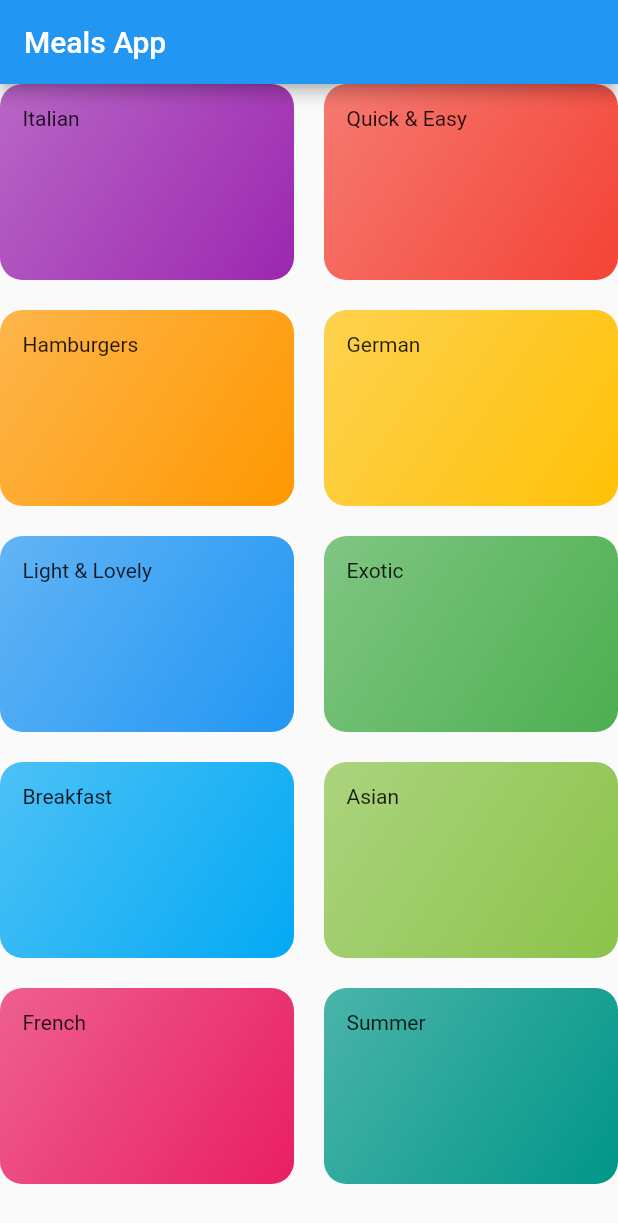
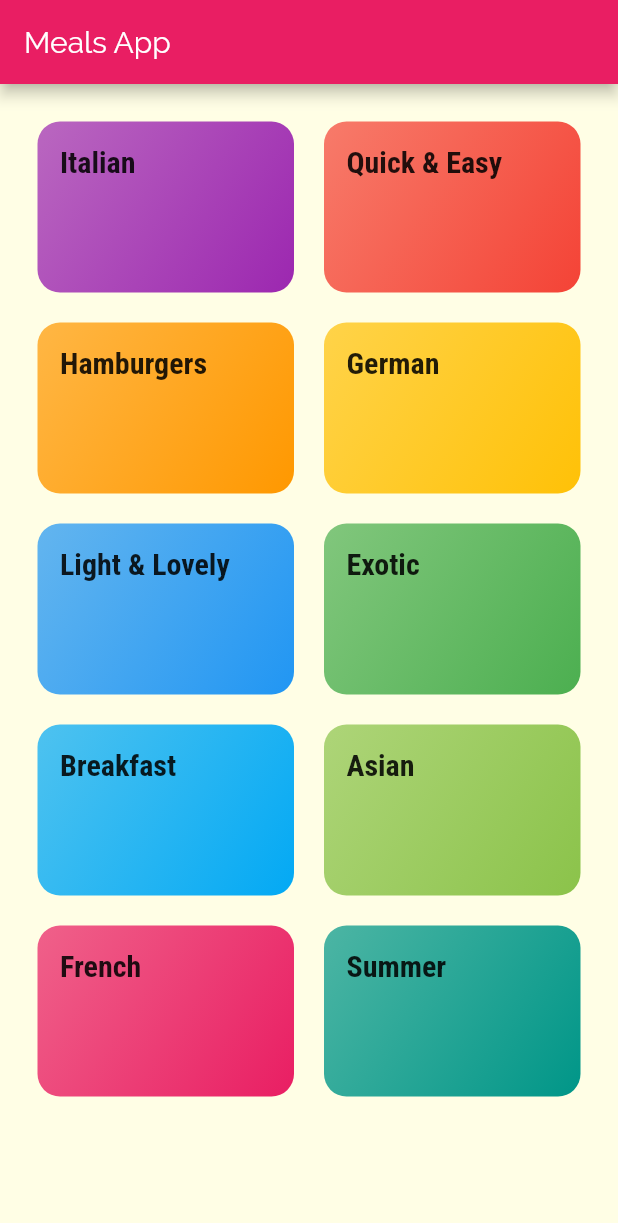
Before and after one commit to khalilpan/flutter_meals_app, a Flutter app: the screen it shows after launch, on a phone screen of 412 x 824 dp. Shown: the top 1223 px of the screen. Run offline on Flutter 3.47's test engine with Material 2 defaults, Android fonts, the phone set to English and light mode, and no system bars.

Commit message:
Adding fonts and styling the categories screen

```diff
--- a/lib/categories_screen.dart
+++ b/lib/categories_screen.dart
@@ -12,6 +12,7 @@ class CategoriesScreen extends StatelessWidget {
         title: Text('Meals App'),
       ),
       body: GridView(
+        padding: const EdgeInsets.all(25),
         gridDelegate: SliverGridDelegateWithMaxCrossAxisExtent(
           maxCrossAxisExtent: 200,
           childAspectRatio: 3 / 2,
--- a/lib/category_item.dart
+++ b/lib/category_item.dart
@@ -10,7 +10,10 @@ class CategoryItem extends StatelessWidget {
   Widget build(BuildContext context) {
     return Container(
       padding: EdgeInsets.all(15),
-      child: Text(title),
+      child: Text(
+        title,
+        style: Theme.of(context).textTheme.title,
+      ),
       decoration: BoxDecoration(
         gradient: LinearGradient(
           colors: [
--- a/lib/main.dart
+++ b/lib/main.dart
@@ -12,7 +12,23 @@ class MyApp extends StatelessWidget {
     return MaterialApp(
       title: titleApp,
       theme: ThemeData(
-        primarySwatch: Colors.blue,
+        primarySwatch: Colors.pink,
+        accentColor: Colors.amber,
+        canvasColor: Color.fromRGBO(255, 254, 229, 1),
+        fontFamily: 'Raleway',
+        textTheme: ThemeData.light().textTheme.copyWith(
+              body1: TextStyle(
+                color: Color.fromRGBO(20, 51, 51, 1),
+              ),
+              body2: TextStyle(
+                color: Color.fromRGBO(20, 51, 51, 1),
+              ),
+              title: TextStyle(
+                fontSize: 20,
+                fontWeight: FontWeight.bold,
+                fontFamily: 'RobotoCondensed',
+              ),
+            ),
       ),
       home: CategoriesScreen(),
     );
```
Also changed, not shown: pubspec.yaml (+17 -6 lines), assets/fonts/Raleway-Black.ttf (added), assets/fonts/Raleway-Bold.ttf (added), assets/fonts/Raleway-Regular.ttf (added), assets/fonts/RobotoCondensed-Bold.ttf (added), assets/fonts/RobotoCondensed-Italic.ttf (added), assets/fonts/RobotoCondensed-Light.ttf (added), assets/fonts/RobotoCondensed-Regular.ttf (added).
